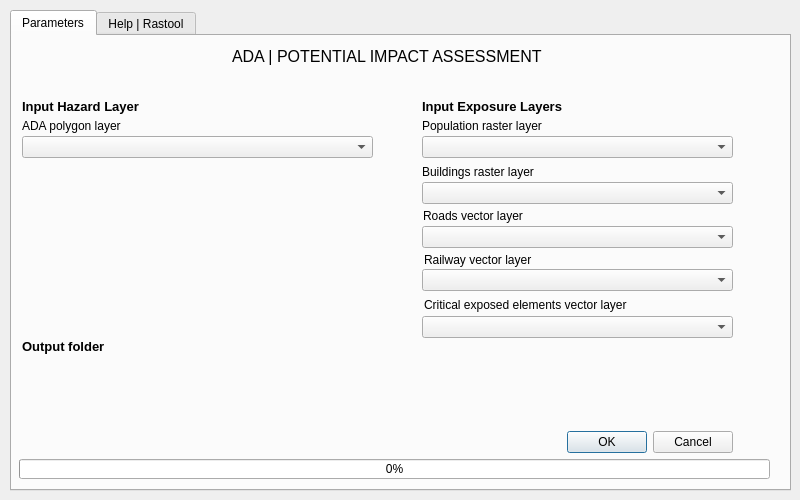
Qt form rastool/Rastool_dialog_base.ui (nmileu/rastool) before a commit.
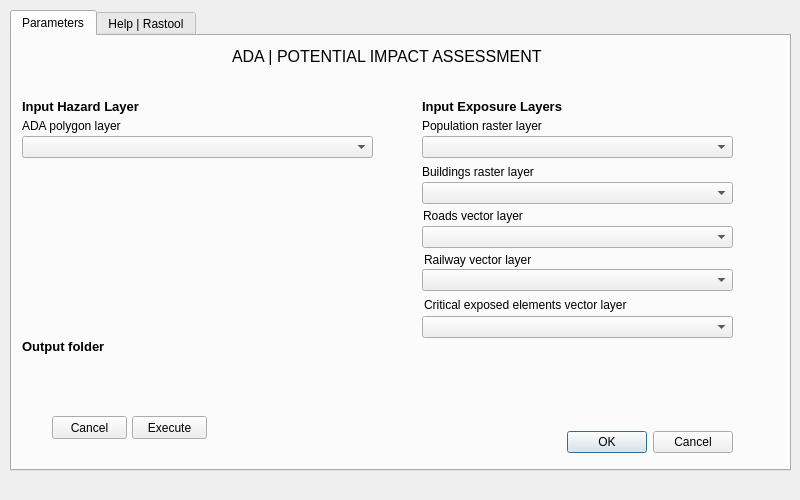
The same form after that commit. Custom widgets are drawn as their Qt base class.

The edit to the form file:
```diff
--- a/rastool/Rastool_dialog_base.ui
+++ b/rastool/Rastool_dialog_base.ui
@@ -10,6 +10,12 @@
     <height>500</height>
    </rect>
   </property>
+  <property name="sizePolicy">
+   <sizepolicy hsizetype="Fixed" vsizetype="Fixed">
+    <horstretch>0</horstretch>
+    <verstretch>0</verstretch>
+   </sizepolicy>
+  </property>
   <property name="minimumSize">
    <size>
     <width>800</width>
@@ -31,7 +37,7 @@
      <x>10</x>
      <y>10</y>
      <width>781</width>
-     <height>481</height>
+     <height>461</height>
     </rect>
    </property>
    <property name="currentIndex">
@@ -44,9 +50,9 @@
     <widget class="QDialogButtonBox" name="button_box">
      <property name="geometry">
       <rect>
-       <x>380</x>
+       <x>390</x>
        <y>390</y>
-       <width>341</width>
+       <width>331</width>
        <height>32</height>
       </rect>
      </property>
@@ -117,19 +123,6 @@
       <string>Input Exposure Layers</string>
      </property>
     </widget>
-    <widget class="QProgressBar" name="progressBar">
-     <property name="geometry">
-      <rect>
-       <x>7</x>
-       <y>423</y>
-       <width>751</width>
-       <height>20</height>
-      </rect>
-     </property>
-     <property name="value">
-      <number>0</number>
-     </property>
-    </widget>
     <widget class="QLabel" name="label">
      <property name="geometry">
       <rect>
@@ -339,6 +332,32 @@
       <bool>false</bool>
      </property>
     </widget>
+    <widget class="QPushButton" name="Execute">
+     <property name="geometry">
+      <rect>
+       <x>120</x>
+       <y>380</y>
+       <width>75</width>
+       <height>23</height>
+      </rect>
+     </property>
+     <property name="text">
+      <string>Execute</string>
+     </property>
+    </widget>
+    <widget class="QPushButton" name="Cancel">
+     <property name="geometry">
+      <rect>
+       <x>40</x>
+       <y>380</y>
+       <width>75</width>
+       <height>23</height>
+      </rect>
+     </property>
+     <property name="text">
+      <string>Cancel</string>
+     </property>
+    </widget>
    </widget>
    <widget class="QWidget" name="tab_2">
     <attribute name="title">
```
